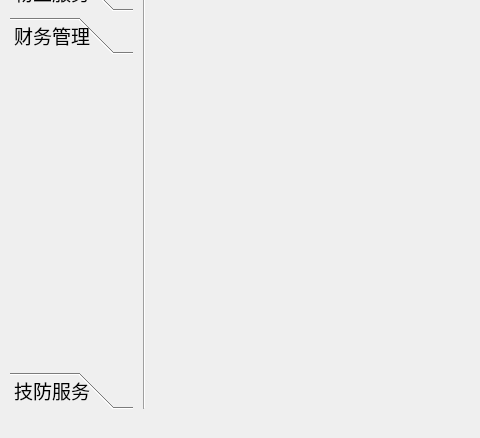
Old version of the form Main.ui in the repository yao901213/GuardCoop; both pictures show x 0 to 480 and y 252 to 690 of the 921 by 690 pixel window.
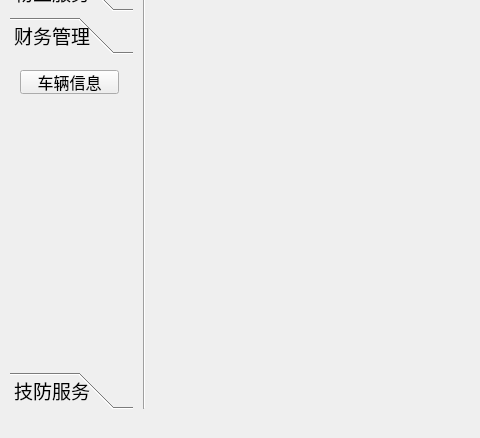
New version of the form. The open tabs and pages were chosen to show the change.

Commit message: 开始财务管理的车辆管理处理

Diff of the .ui file:
```diff
--- a/Main.ui
+++ b/Main.ui
@@ -308,13 +308,32 @@
           <rect>
            <x>0</x>
            <y>0</y>
-           <width>98</width>
-           <height>28</height>
+           <width>122</width>
+           <height>352</height>
           </rect>
          </property>
          <attribute name="label">
           <string>财务管理</string>
          </attribute>
+         <widget class="QPushButton" name="pushButtonCar">
+          <property name="geometry">
+           <rect>
+            <x>10</x>
+            <y>10</y>
+            <width>99</width>
+            <height>24</height>
+           </rect>
+          </property>
+          <property name="font">
+           <font>
+            <family>黑体</family>
+            <pointsize>12</pointsize>
+           </font>
+          </property>
+          <property name="text">
+           <string>车辆信息</string>
+          </property>
+         </widget>
         </widget>
         <widget class="QWidget" name="page_5">
          <property name="geometry">
```
Left out of the diff: 14 changed lines with no effect on the pictures. The commit also changes 20 other files.
